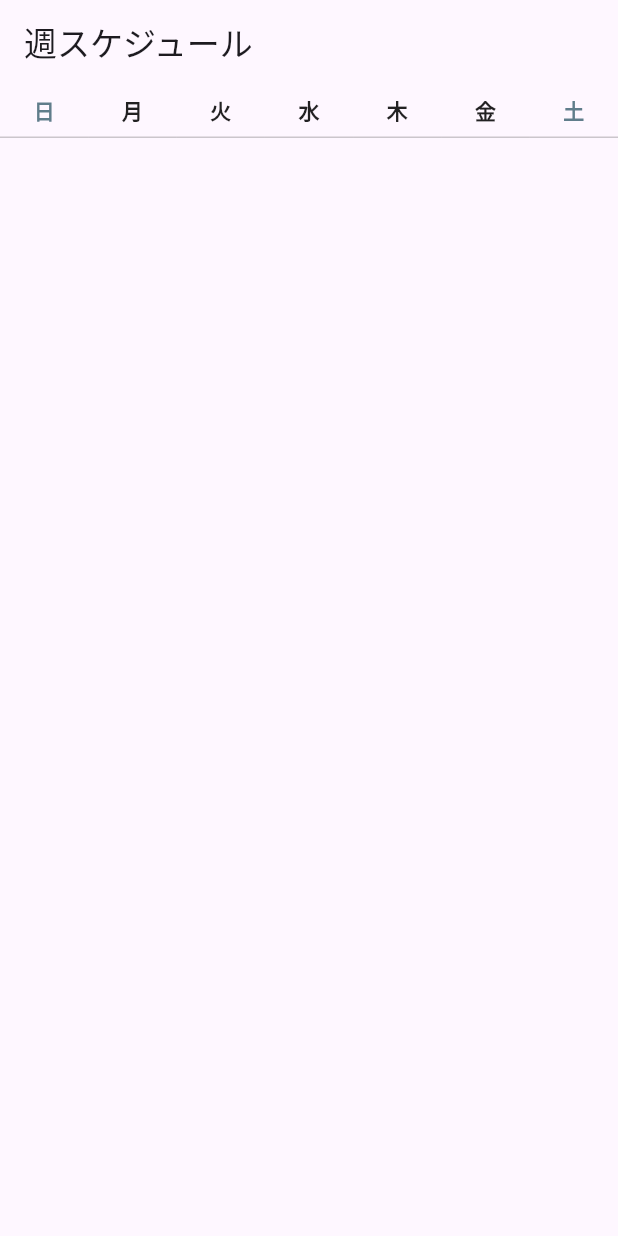
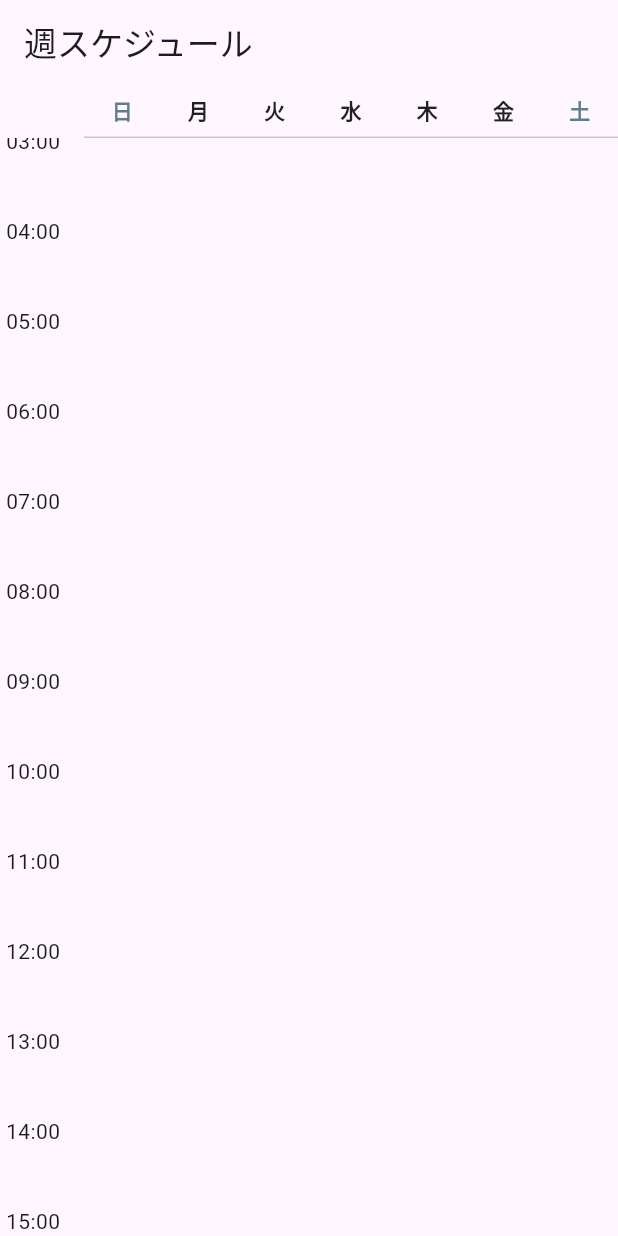
Before and after one commit to toyotarou/test_flutter_weekly_schedule_sample, a Flutter app: the screen it shows after launch, on a phone screen of 412 x 824 dp. Run offline on Flutter 3.47's test engine with Material 3 defaults, Android fonts, the phone set to English and light mode, and no system bars.

Commit message:
commit 3

```diff
--- a/lib/main.dart
+++ b/lib/main.dart
@@ -9,27 +9,44 @@ class WeeklySchedulePage extends StatelessWidget {
   Widget build(BuildContext context) {
     return Scaffold(
       appBar: AppBar(title: Text('週スケジュール')),
-      body: WeeklyScheduleView(),
+
+      body: WeeklyScheduleView(startHour: 3, endHour: 24, pxPerMinute: 1),
     );
   }
 }
 
 class WeeklyScheduleView extends StatelessWidget {
-  const WeeklyScheduleView({super.key});
+  const WeeklyScheduleView({super.key, required this.startHour, required this.endHour, required this.pxPerMinute});
+
+  final int startHour;
+
+  final int endHour;
+
+  final double pxPerMinute;
 
   static const _dayLabels = ['日', '月', '火', '水', '木', '金', '土'];
 
+  ///
   @override
   Widget build(BuildContext context) {
+    final totalMinutes = (endHour - startHour) * 60;
+
+    final gridHeight = totalMinutes * pxPerMinute;
+
+    const timeGutterWidth = 56.0;
+
     return Column(
       children: [
         //---------------------------------------
         SizedBox(
           height: 36,
+          child: Row(
+            children: [
+              const SizedBox(width: timeGutterWidth), // 時間欄ぶんの余白
+              Expanded(
                 child: LayoutBuilder(
                   builder: (context, constraints) {
                     final colW = constraints.maxWidth / 7;
-
                     return Row(
                       children: List.generate(7, (i) {
                         final isWeekend = (i == 0 || i == 6);
@@ -52,10 +69,52 @@ class WeeklyScheduleView extends StatelessWidget {
                   },
                 ),
               ),
+            ],
+          ),
+        ),
 
-        //---------------------------------------
+        Expanded(
+          child: SingleChildScrollView(
+            child: SizedBox(
+              height: gridHeight,
+              child: Row(
+                children: [
+                  SizedBox(
+                    width: timeGutterWidth,
+                    child: _TimeLabels(startHour: startHour, endHour: endHour, pxPerMinute: pxPerMinute),
+                  ),
+
                   const Expanded(child: SizedBox.shrink()),
+                ],
+              ),
+            ),
+          ),
+        ),
       ],
     );
   }
 }
+
+class _TimeLabels extends StatelessWidget {
+  const _TimeLabels({required this.startHour, required this.endHour, required this.pxPerMinute});
+
+  final int startHour;
+
+  final int endHour;
+
+  final double pxPerMinute;
+
+  ///
+  @override
+  Widget build(BuildContext context) {
+    final children = <Widget>[];
+
+    for (int h = startHour; h <= endHour; h++) {
+      final top = (h - startHour) * 60 * pxPerMinute;
+
+      children.add(Positioned(top: top - 8, left: 4, child: Text('${h.toString().padLeft(2, '0')}:00')));
+    }
+
+    return Stack(children: children);
+  }
+}
```
Lines whose indentation alone changed are shown as unchanged.
